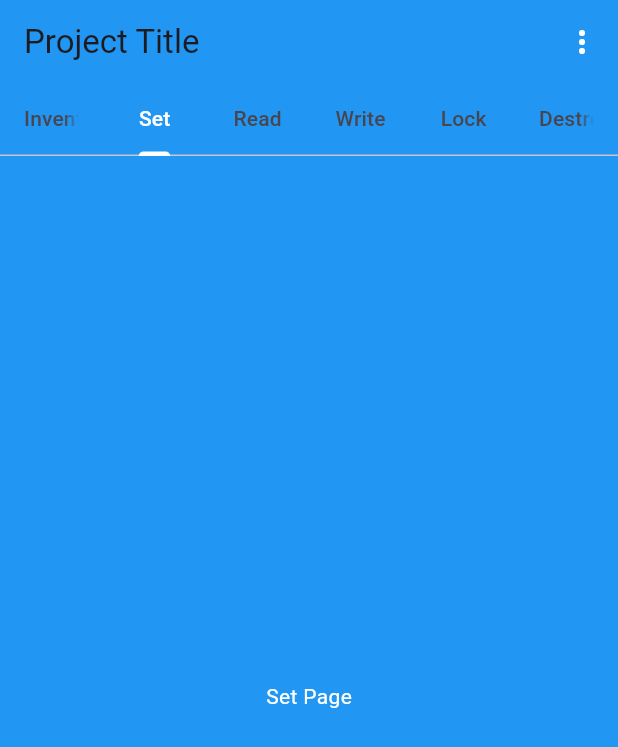
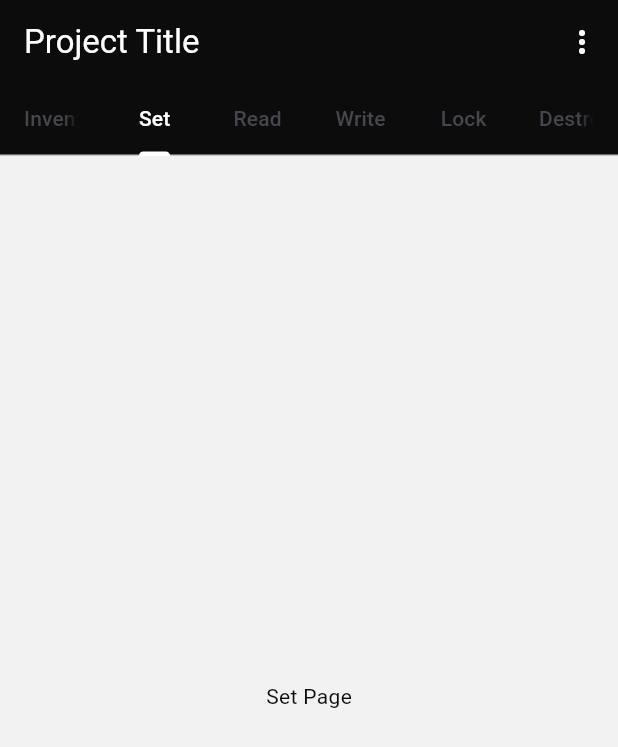
Before and after one commit to Gabu-Rayon/rfid_project, a Flutter app: the screen it shows after launch, tab 2 chosen, after a tap on the "more vert" icon, on a phone screen of 412 x 824 dp. Shown: the top 747 px of the screen. Run offline on Flutter 3.47's test engine with Material 3 defaults, Android fonts, the phone set to English and light mode, and no system bars.

Commit message:
"Extracted AppBar into a separate CustomAppBar widget, moved theme-related constants to AppColors, and updated text styles and colors throughout the app."

```diff
--- a/lib/common/widgets/appbar/app_bar.dart
+++ b/lib/common/widgets/appbar/app_bar.dart
@@ -0,0 +1,43 @@
+import 'package:flutter/material.dart';
+import 'package:rfid_project/core/theme/app_colors.dart'; // Update the import path if needed
+
+class CustomAppBar extends StatelessWidget implements PreferredSizeWidget {
+  final TabController tabController;
+
+  const CustomAppBar({super.key, required this.tabController});
+
+  @override
+  Widget build(BuildContext context) {
+    return AppBar(
+      backgroundColor: AppColors.darkBackground, // Dark blue background
+      title: const Text(
+        'Project Title',
+        style: TextStyle(color: Colors.white),
+      ),
+      actions: [
+        IconButton(
+          icon: const Icon(Icons.more_vert, color: Colors.white),
+          onPressed: () {
+            // Handle more options here
+          },
+        ),
+      ],
+      bottom: TabBar(
+        controller: tabController,
+        tabs: const [
+          Tab(text: 'Inventory'),
+          Tab(text: 'Set'),
+          Tab(text: 'Read'),
+          Tab(text: 'Write'),
+          Tab(text: 'Lock'),
+          Tab(text: 'Destroy'),
+        ],
+        indicatorColor: Colors.white,
+        labelColor: Colors.white,
+      ),
+    );
+  }
+
+  @override
+  Size get preferredSize => const Size.fromHeight(kToolbarHeight + kTextTabBarHeight);
+}
--- a/lib/main.dart
+++ b/lib/main.dart
@@ -1,22 +1,23 @@
 import 'package:flutter/material.dart';
+import 'package:rfid_project/common/widgets/appbar/app_bar.dart'; // Update the import path if needed
+import 'package:rfid_project/core/theme/app_colors.dart'; // Update the import path if needed
 
 void main() {
-  runApp(const MyApp());
+  runApp(MyApp());
 }
 
 class MyApp extends StatelessWidget {
-  const MyApp({super.key});
-
   @override
   Widget build(BuildContext context) {
     return MaterialApp(
       title: 'Flutter Demo',
       theme: ThemeData(
         primarySwatch: Colors.blue,
-        scaffoldBackgroundColor: Colors.blue,
+        scaffoldBackgroundColor:
+            AppColors.lightBackground, // White background for pages
         textTheme: const TextTheme(
-          bodyLarge: TextStyle(color: Colors.white),
-          bodyMedium: TextStyle(color: Colors.white),
+          bodyLarge: TextStyle(color: AppColors.darkBackground),
+          bodyMedium: TextStyle(color: AppColors.darkBackground),
         ),
       ),
       home: const MyHomePage(),
@@ -50,34 +51,10 @@ class _MyHomePageState extends State<MyHomePage>
   @override
   Widget build(BuildContext context) {
     return Scaffold(
-      appBar: AppBar(
-        backgroundColor: Colors.blue,
-        title: const Text('Project Title'),
-        actions: [
-          IconButton(
-            icon: const Icon(Icons.more_vert, color: Colors.white),
-            onPressed: () {
-              // Handle more options here
-            },
-          ),
-        ],
-        bottom: TabBar(
-          controller: _tabController,
-          tabs: const [
-            Tab(text: 'Inventory'),
-            Tab(text: 'Set'),
-            Tab(text: 'Read'),
-            Tab(text: 'Write'),
-            Tab(text: 'Lock'),
-            Tab(text: 'Destroy'),
-          ],
-          indicatorColor: Colors.white,
-          labelColor: Colors.white,
-        ),
-      ),
+      appBar: CustomAppBar(tabController: _tabController),
       body: TabBarView(
         controller: _tabController,
-        children: const [
+        children: [
           InventoryPage(),
           SetPage(),
           ReadPage(),
@@ -96,51 +73,48 @@ class InventoryPage extends StatelessWidget {
   @override
   Widget build(BuildContext context) {
     return const Center(
-      child: Text('Inventory Page', style: TextStyle(color: Colors.white)),
+      child: Text('Inventory Page',
+          style: TextStyle(color: AppColors.darkBackground)),
     );
   }
 }
 
 class SetPage extends StatelessWidget {
-  const SetPage({super.key});
-
   @override
   Widget build(BuildContext context) {
     return const Center(
-      child: Text('Set Page', style: TextStyle(color: Colors.white)),
+      child:
+          Text('Set Page', style: TextStyle(color: AppColors.darkBackground)),
     );
   }
 }
 
 class ReadPage extends StatelessWidget {
-  const ReadPage({super.key});
-
   @override
   Widget build(BuildContext context) {
     return const Center(
-      child: Text('Read Page', style: TextStyle(color: Colors.white)),
+      child:
+          Text('Read Page', style: TextStyle(color: AppColors.darkBackground)),
     );
   }
 }
 
 class WritePage extends StatelessWidget {
-  const WritePage({super.key});
-
   @override
   Widget build(BuildContext context) {
     return const Center(
-      child: Text('Write Page', style: TextStyle(color: Colors.white)),
+      child:
+          Text('Write Page', style: TextStyle(color: AppColors.darkBackground)),
     );
   }
 }
 
 class LockPage extends StatelessWidget {
-  const LockPage({super.key});
-
   @override
   Widget build(BuildContext context) {
     return const Center(
-      child: Text('Lock Page', style: TextStyle(color: Colors.white)),
+      child:
+          Text('Lock Page', style: TextStyle(color: AppColors.darkBackground)),
     );
   }
 }
@@ -151,7 +125,8 @@ class DestroyPage extends StatelessWidget {
   @override
   Widget build(BuildContext context) {
     return const Center(
-      child: Text('Destroy Page', style: TextStyle(color: Colors.white)),
+      child: Text('Destroy Page',
+          style: TextStyle(color: AppColors.darkBackground)),
     );
   }
 }
```
